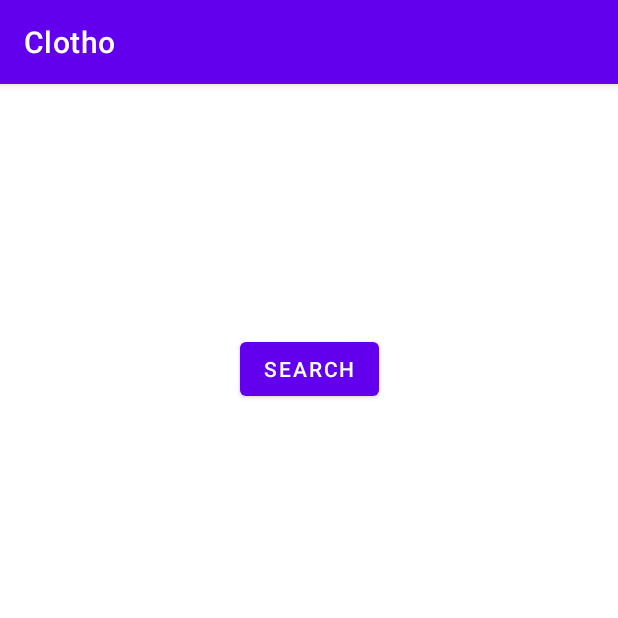
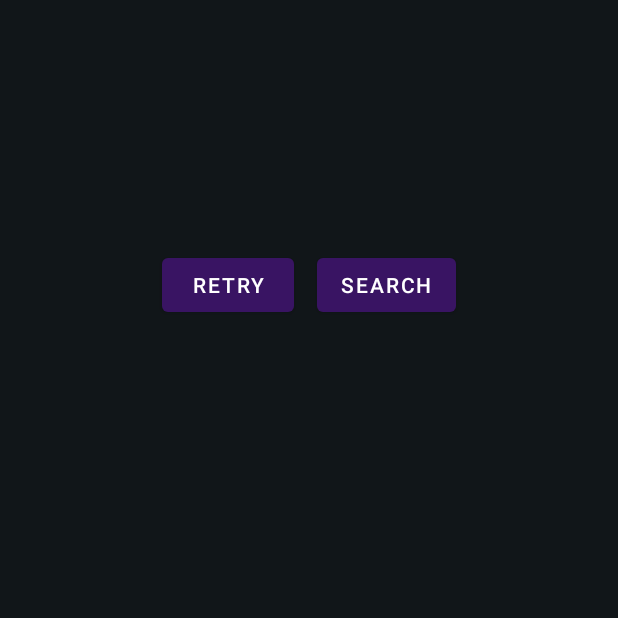
Before and after one commit to aiRamo/clotho, an Android app: the ProductSearchActivity screen opened directly, with no data from a screen before it, on a phone screen of 412 x 824 dp, the top half of it. Run offline under Robolectric (Android 15) with nearby library versions, the phone set to English and light mode, and no system bars; our stand-ins replace Volley; pictures from the network do not load.

Commit message:
Revamped product search page, added skeleton for amazon redirect

```diff
--- a/app/src/main/java/com/visionapi/clotho/ProductSearchAPIClient.kt
+++ b/app/src/main/java/com/visionapi/clotho/ProductSearchAPIClient.kt
@@ -31,9 +31,7 @@ class ProductSearchAPIClient : AppCompatActivity() {
         private const val REQUEST_IMAGE_CAPTURE = 1000
         private const val REQUEST_IMAGE_GALLERY = 1001
         private const val TAKEN_BY_CAMERA_FILE_NAME = "MLKitDemo_"
-        private const val IMAGE_PRESET_1 = "Preset1.jpg"
-        private const val IMAGE_PRESET_2 = "Preset2.jpg"
-        private const val IMAGE_PRESET_3 = "Preset3.jpg"
+        private const val IMAGE_PRESET_2 = "Preset2.png"
         private const val TAG = "MLKit-ODT"
     }
 
--- a/app/src/main/java/com/visionapi/clotho/ProductSearchActivity.kt
+++ b/app/src/main/java/com/visionapi/clotho/ProductSearchActivity.kt
@@ -17,6 +17,7 @@
 package com.visionapi.clotho
 
 import android.annotation.SuppressLint
+import android.content.Intent
 import android.graphics.Bitmap
 import android.graphics.BitmapFactory
 import android.graphics.drawable.BitmapDrawable
@@ -36,6 +37,7 @@ import com.bumptech.glide.Glide
 import com.visionapi.clotho.api.ProductSearchAPIClient
 import com.visionapi.clotho.databinding.ActivityProductSearchBinding
 import com.visionapi.clotho.api.ProductSearchResult
+import kotlinx.android.synthetic.main.activity_product_search.*
 
 class ProductSearchActivity : AppCompatActivity() {
 
@@ -61,6 +63,14 @@ class ProductSearchActivity : AppCompatActivity() {
 
         // Initialize an API client for Vision API Product Search
         apiClient = ProductSearchAPIClient(this)
+
+        tvRedirect.setOnClickListener {
+            Toast.makeText(this, "clicked on redirect.", Toast.LENGTH_SHORT).show()
+        }
+
+        btnRetry.setOnClickListener {
+            startActivity(Intent(this, ProductSearchAPIClient::class.java))
+        }
     }
 
     private fun initViews() {
@@ -103,6 +113,10 @@ class ProductSearchActivity : AppCompatActivity() {
      */
     private fun showSearchResult(result: List<ProductSearchResult>) {
         viewBinding.progressBar.visibility = View.GONE
+        viewBinding.tvSearchResults.visibility = View.VISIBLE
+        viewBinding.searchDivider.visibility = View.VISIBLE
+        viewBinding.searchDivider2.visibility = View.VISIBLE
+        viewBinding.tvRedirect.visibility = View.VISIBLE
 
         // Update the recycler view to display the search result.
         (viewBinding.recyclerView.adapter as? ProductSearchAdapter)?.submitList(
@@ -162,9 +176,8 @@ class ProductSearchAdapter :
         @SuppressLint("SetTextI18n")
         fun bind(product: ProductSearchResult) {
             with(itemView) {
-                findViewById<TextView>(R.id.tvProductName).text = "Name: ${product.name}"
                 findViewById<TextView>(R.id.tvProductScore).text = "Similarity score: ${product.score}"
-                findViewById<TextView>(R.id.tvProductLabel).text = "Labels: ${product.label}"
+                findViewById<TextView>(R.id.tvProductLabel).text = "${product.label}"
                 // Show the image using Glide
                 Glide.with(itemView).load(product.imageUri).into(findViewById(R.id.ivProduct))
             }
--- a/app/src/main/res/layout/activity_product_search.xml
+++ b/app/src/main/res/layout/activity_product_search.xml
@@ -1,8 +1,10 @@
 <?xml version="1.0" encoding="utf-8"?>
 <androidx.constraintlayout.widget.ConstraintLayout xmlns:android="http://schemas.android.com/apk/res/android"
     xmlns:app="http://schemas.android.com/apk/res-auto"
+    xmlns:tools="http://schemas.android.com/tools"
     android:layout_width="match_parent"
     android:layout_height="match_parent"
+    android:background="@color/black"
     android:paddingTop="8dp"
     android:paddingBottom="8dp">
 
@@ -20,9 +22,10 @@
         android:layout_width="wrap_content"
         android:layout_height="wrap_content"
         android:layout_marginTop="8dp"
+        android:layout_marginEnd="100dp"
         android:text="@string/button_search_product"
         app:layout_constraintEnd_toEndOf="@+id/iv_query_image"
-        app:layout_constraintStart_toStartOf="@+id/iv_query_image"
+        app:layout_constraintStart_toEndOf="@+id/btnRetry"
         app:layout_constraintTop_toBottomOf="@id/iv_query_image" />
 
     <ProgressBar
@@ -30,18 +33,80 @@
         android:layout_width="40dp"
         android:layout_height="40dp"
         android:visibility="gone"
-        app:layout_constraintBottom_toBottomOf="@+id/btnSearch"
-        app:layout_constraintEnd_toStartOf="@+id/btnSearch"
-        app:layout_constraintStart_toStartOf="parent"
-        app:layout_constraintTop_toTopOf="@+id/btnSearch" />
+        app:layout_constraintBottom_toBottomOf="@+id/recyclerView"
+        app:layout_constraintEnd_toEndOf="@+id/recyclerView"
+        app:layout_constraintStart_toStartOf="@+id/recyclerView"
+        app:layout_constraintTop_toTopOf="@+id/recyclerView" />
 
     <androidx.recyclerview.widget.RecyclerView
         android:id="@+id/recyclerView"
         android:layout_width="0dp"
         android:layout_height="0dp"
-        android:layout_marginTop="8dp"
+        app:layout_constraintBottom_toTopOf="@+id/searchDivider2"
+        app:layout_constraintEnd_toEndOf="parent"
+        app:layout_constraintStart_toStartOf="parent"
+        app:layout_constraintTop_toBottomOf="@+id/searchDivider" />
+
+    <TextView
+        android:id="@+id/tvSearchResults"
+        android:layout_width="wrap_content"
+        android:layout_height="wrap_content"
+        android:layout_marginStart="8dp"
+        android:layout_marginTop="16dp"
+        android:text="Comparison Results"
+        android:textColor="@color/white_v2"
+        android:textSize="24sp"
+        android:textStyle="bold"
+        android:visibility="invisible"
+        app:layout_constraintStart_toStartOf="parent"
+        app:layout_constraintTop_toBottomOf="@+id/btnSearch" />
+
+    <View
+        android:id="@+id/searchDivider"
+        android:layout_width="409dp"
+        android:layout_height="1dp"
+        android:background="@color/white_v2"
+        android:visibility="invisible"
+        app:layout_constraintEnd_toEndOf="parent"
+        app:layout_constraintStart_toStartOf="parent"
+        app:layout_constraintTop_toBottomOf="@+id/tvSearchResults" />
+
+    <TextView
+        android:id="@+id/tvRedirect"
+        android:layout_width="wrap_content"
+        android:layout_height="wrap_content"
+        android:layout_marginBottom="8dp"
+        android:clickable="true"
+        android:text="Find similar pieces online"
+        android:textColor="@color/blue_v2"
+        android:textSize="20sp"
+        android:textStyle="bold"
+        android:visibility="invisible"
         app:layout_constraintBottom_toBottomOf="parent"
         app:layout_constraintEnd_toEndOf="parent"
+        app:layout_constraintStart_toStartOf="parent" />
+
+    <View
+        android:id="@+id/searchDivider2"
+        android:layout_width="409dp"
+        android:layout_height="1dp"
+        android:layout_marginBottom="8dp"
+        android:background="@color/white_v2"
+        android:visibility="invisible"
+        app:layout_constraintBottom_toTopOf="@+id/tvRedirect"
+        app:layout_constraintEnd_toEndOf="parent"
+        app:layout_constraintStart_toStartOf="parent" />
+
+    <Button
+        android:id="@+id/btnRetry"
+        android:layout_width="wrap_content"
+        android:layout_height="wrap_content"
+        android:layout_marginStart="100dp"
+        android:layout_marginTop="8dp"
+        android:layout_marginEnd="8dp"
+        android:text="Retry"
+        app:layout_constraintEnd_toStartOf="@+id/btnSearch"
         app:layout_constraintStart_toStartOf="parent"
-        app:layout_constraintTop_toBottomOf="@id/btnSearch" />
+        app:layout_constraintTop_toBottomOf="@+id/iv_query_image" />
+
 </androidx.constraintlayout.widget.ConstraintLayout>
--- a/app/src/main/res/layout/camera_tool.xml
+++ b/app/src/main/res/layout/camera_tool.xml
@@ -4,7 +4,7 @@
     xmlns:tools="http://schemas.android.com/tools"
     android:layout_width="match_parent"
     android:layout_height="match_parent"
-    android:background="#33363A">
+    android:background="@color/black">
 
     <Button
         android:id="@+id/btn_retakePhoto"
--- a/app/src/main/res/layout/item_product.xml
+++ b/app/src/main/res/layout/item_product.xml
@@ -21,27 +21,23 @@
         android:layout_height="match_parent"
         android:layout_marginStart="8dp"
         android:orientation="vertical"
+        android:gravity="center_vertical"
         app:layout_constraintEnd_toEndOf="parent"
         app:layout_constraintStart_toEndOf="@+id/ivProduct"
         app:layout_constraintTop_toTopOf="parent">
 
         <TextView
-            android:id="@+id/tvProductName"
-            android:layout_width="match_parent"
-            android:layout_height="wrap_content"
-            android:textStyle="bold"
-            tools:text="Product Id" />
-
-        <TextView
             android:id="@+id/tvProductScore"
             android:layout_width="match_parent"
             android:layout_height="wrap_content"
+            android:textColor="@color/white"
             tools:text="Product Name" />
 
         <TextView
             android:id="@+id/tvProductLabel"
             android:layout_width="match_parent"
             android:layout_height="wrap_content"
+            android:textColor="@color/white"
             tools:text="Product Score" />
 
     </LinearLayout>
--- a/app/src/main/res/values/colors.xml
+++ b/app/src/main/res/values/colors.xml
@@ -2,10 +2,10 @@
 <resources>
     <color name="purple_200">#FFBB86FC</color>
     <color name="purple_500">#FF6200EE</color>
-    <color name="purple_700">#FF3700B3</color>
+    <color name="purple_700">#391463</color>
     <color name="blue">#6987C9</color>
     <color name="blue_v2">#7880B5</color>
-    <color name="black">#FF000000</color>
+    <color name="black">#111619</color>
     <color name="white_v2">#FBFAF8</color>
     <color name="teal_200">#F80000</color>
     <color name="teal_700">#F80000</color>
--- a/app/src/main/res/values/themes.xml
+++ b/app/src/main/res/values/themes.xml
@@ -1,13 +1,13 @@
 <resources xmlns:tools="http://schemas.android.com/tools">
     <!-- Base application theme. -->
-    <style name="Theme.Clotho" parent="Theme.MaterialComponents.DayNight.DarkActionBar">
+    <style name="Theme.Clotho" parent="Theme.MaterialComponents.DayNight.NoActionBar">
         <!-- Primary brand color. -->
-        <item name="colorPrimary">@color/purple_500</item>
-        <item name="colorPrimaryVariant">@color/purple_700</item>
+        <item name="colorPrimary">@color/purple_700</item>
+        <item name="colorPrimaryVariant">@color/black</item>
         <item name="colorOnPrimary">@color/white</item>
         <!-- Secondary brand color. -->
-        <item name="colorSecondary">@color/teal_200</item>
-        <item name="colorSecondaryVariant">@color/teal_700</item>
+        <item name="colorSecondary">@color/blue</item>
+        <item name="colorSecondaryVariant">@color/blue</item>
         <item name="colorOnSecondary">@color/black</item>
         <!-- Status bar color. -->
         <item name="android:statusBarColor">?attr/colorPrimaryVariant</item>
```
Also changed, not shown: app/src/main/assets/Preset2.png (added), 1 other file.
